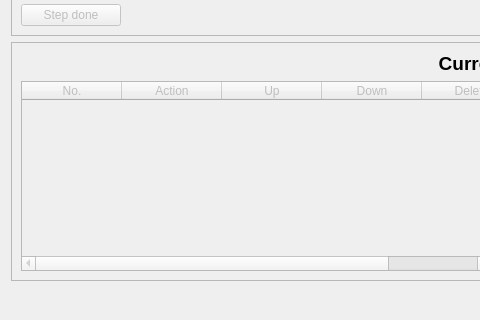
Qt form FEniCSBloodSim/GUI_Module/Forms/Workflow/genericworkflowdialog.ui (carmenalonsomontes/FEniCS-Medical-Simulation) before a commit; both pictures show x 0 to 480 and y 509 to 829 of the 1024 by 829 pixel window.
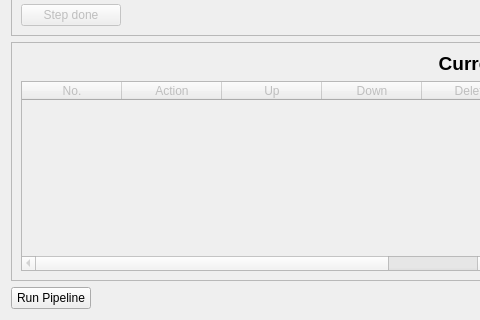
The same form after that commit.

Commit message: Added ITK functionality: + Can create a specific ITK individual Pipeline Element + Can get the output of an individula ITK Pipeline Element + Creates ITK pipeline elements based on the string names --> Factory Pattern + pseudo Reflection behaviour

```diff
--- a/FEniCSBloodSim/GUI_Module/Forms/Workflow/genericworkflowdialog.ui
+++ b/FEniCSBloodSim/GUI_Module/Forms/Workflow/genericworkflowdialog.ui
@@ -313,6 +313,13 @@
    </item>
    <item>
     <layout class="QHBoxLayout" name="horizontalLayout_2">
+     <item>
+      <widget class="QPushButton" name="runPipelineButton">
+       <property name="text">
+        <string>Run Pipeline</string>
+       </property>
+      </widget>
+     </item>
      <item>
       <widget class="QDialogButtonBox" name="wkfButtonBox">
        <property name="orientation">
```
The commit also changes 30 other files.
